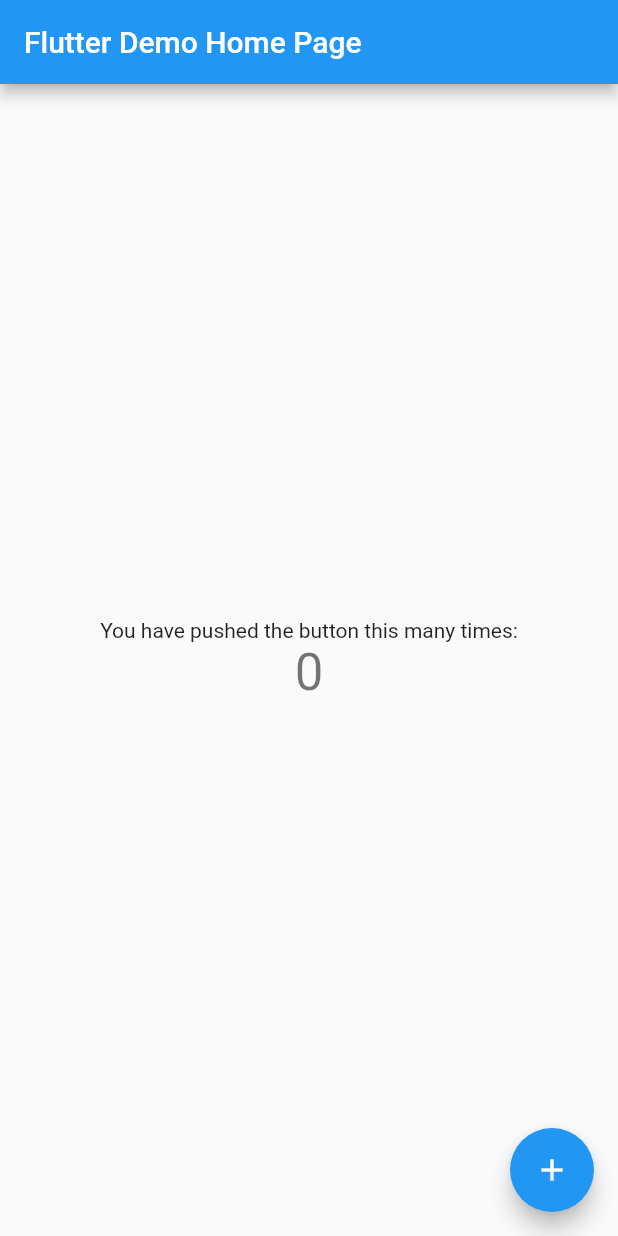
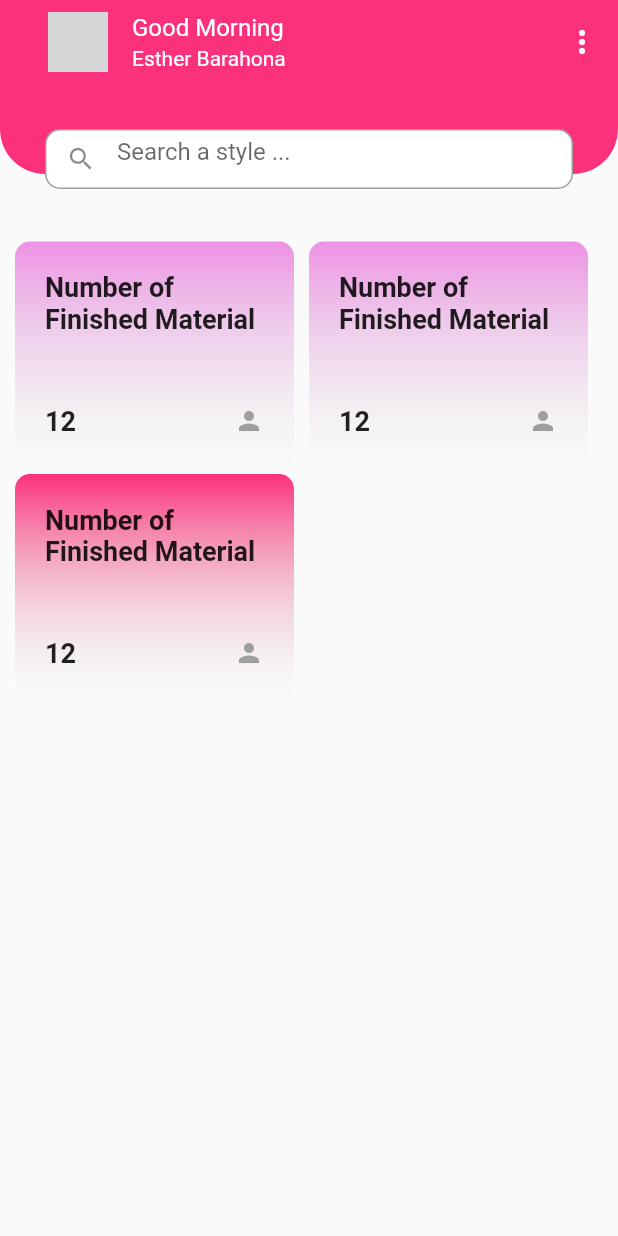
Before and after one commit to bayorwor/tailveng, a Flutter app: the screen it shows after launch, on a phone screen of 412 x 824 dp. Run offline on Flutter 3.47's test engine with Material 2 defaults, Android fonts, the phone set to English and light mode, and no system bars; network calls fail; Roboto replaces fonts that are missing (Montserrat); grey boxes are pictures that could not be loaded.

Commit message:
from mac

```diff
--- a/lib/main.dart
+++ b/lib/main.dart
@@ -1,115 +1,28 @@
 import 'package:flutter/material.dart';
+import 'package:tailveng/views/auth/login_view.dart';
+import 'package:tailveng/views/home_view.dart';
 
-void main() {
-  runApp(const MyApp());
+void main(List<String> args) {
+  runApp(TailVengApp());
 }
 
-class MyApp extends StatelessWidget {
-  const MyApp({Key? key}) : super(key: key);
+class TailVengApp extends StatelessWidget {
+  const TailVengApp({Key? key}) : super(key: key);
 
-  // This widget is the root of your application.
   @override
   Widget build(BuildContext context) {
     return MaterialApp(
-      title: 'Flutter Demo',
+      debugShowCheckedModeBanner: false,
+      title: "TailVeng",
       theme: ThemeData(
-        // This is the theme of your application.
-        //
-        // Try running your application with "flutter run". You'll see the
-        // application has a blue toolbar. Then, without quitting the app, try
-        // changing the primarySwatch below to Colors.green and then invoke
-        // "hot reload" (press "r" in the console where you ran "flutter run",
-        // or simply save your changes to "hot reload" in a Flutter IDE).
-        // Notice that the counter didn't reset back to zero; the application
-        // is not restarted.
-        primarySwatch: Colors.blue,
+        primaryColor: const Color(0xFFFC317B),
+        fontFamily: "Montserrat",
+        appBarTheme: AppBarTheme(
+          color: Color(0xFFFC317B),
+          elevation: 0,
+        ),
       ),
-      home: const MyHomePage(title: 'Flutter Demo Home Page'),
+      home: HomeView(),
     );
   }
 }
-
-class MyHomePage extends StatefulWidget {
-  const MyHomePage({Key? key, required this.title}) : super(key: key);
-
-  // This widget is the home page of your application. It is stateful, meaning
-  // that it has a State object (defined below) that contains fields that affect
-  // how it looks.
-
-  // This class is the configuration for the state. It holds the values (in this
-  // case the title) provided by the parent (in this case the App widget) and
-  // used by the build method of the State. Fields in a Widget subclass are
-  // always marked "final".
-
-  final String title;
-
-  @override
-  State<MyHomePage> createState() => _MyHomePageState();
-}
-
-class _MyHomePageState extends State<MyHomePage> {
-  int _counter = 0;
-
-  void _incrementCounter() {
-    setState(() {
-      // This call to setState tells the Flutter framework that something has
-      // changed in this State, which causes it to rerun the build method below
-      // so that the display can reflect the updated values. If we changed
-      // _counter without calling setState(), then the build method would not be
-      // called again, and so nothing would appear to happen.
-      _counter++;
-    });
-  }
-
-  @override
-  Widget build(BuildContext context) {
-    // This method is rerun every time setState is called, for instance as done
-    // by the _incrementCounter method above.
-    //
-    // The Flutter framework has been optimized to make rerunning build methods
-    // fast, so that you can just rebuild anything that needs updating rather
-    // than having to individually change instances of widgets.
-    return Scaffold(
-      appBar: AppBar(
-        // Here we take the value from the MyHomePage object that was created by
-        // the App.build method, and use it to set our appbar title.
-        title: Text(widget.title),
-      ),
-      body: Center(
-        // Center is a layout widget. It takes a single child and positions it
-        // in the middle of the parent.
-        child: Column(
-          // Column is also a layout widget. It takes a list of children and
-          // arranges them vertically. By default, it sizes itself to fit its
-          // children horizontally, and tries to be as tall as its parent.
-          //
-          // Invoke "debug painting" (press "p" in the console, choose the
-          // "Toggle Debug Paint" action from the Flutter Inspector in Android
-          // Studio, or the "Toggle Debug Paint" command in Visual Studio Code)
-          // to see the wireframe for each widget.
-          //
-          // Column has various properties to control how it sizes itself and
-          // how it positions its children. Here we use mainAxisAlignment to
-          // center the children vertically; the main axis here is the vertical
-          // axis because Columns are vertical (the cross axis would be
-          // horizontal).
-          mainAxisAlignment: MainAxisAlignment.center,
-          children: <Widget>[
-            const Text(
-              'You have pushed the button this many times:',
-            ),
-            Text(
-              '$_counter',
-              style: Theme.of(context).textTheme.headline4,
-            ),
-          ],
-        ),
-      ),
-      floatingActionButton: FloatingActionButton(
-        onPressed: _incrementCounter,
-        tooltip: 'Increment',
-        child: const Icon(Icons.add),
-      ), // This trailing comma makes auto-formatting nicer for build methods.
-    );
-  }
-}
--- /dev/null
+++ b/lib/views/home_view.dart
@@ -0,0 +1,155 @@
+import 'package:flutter/material.dart';
+
+class HomeView extends StatelessWidget {
+  const HomeView({Key? key}) : super(key: key);
+
+  @override
+  Widget build(BuildContext context) {
+    return Scaffold(
+        appBar: AppBar(
+          title: ListTile(
+            textColor: Colors.white,
+            leading: ClipRRect(
+                borderRadius: BorderRadius.circular(20),
+                child: Image.network(
+                  'https://t3.ftcdn.net/jpg/04/56/88/88/240_F_456888827_ChAcJFPecv4MW9srZ7ploxeHIfzU8Ypy.jpg',
+                  height: 40,
+                  width: 40,
+                )),
+            title: Text('Good Morning'),
+            subtitle: Text('Esther Barahona'),
+          ),
+          actions: [
+            IconButton(
+              icon: Icon(Icons.more_vert),
+              onPressed: () {},
+            ),
+          ],
+        ),
+        body: ListView(
+          children: [
+            Container(
+              child: Stack(children: [
+                Container(
+                  height: 60,
+                  width: MediaQuery.of(context).size.width,
+                  decoration: BoxDecoration(
+                    color: Color(0xFFFC317B),
+                    borderRadius: BorderRadius.only(
+                      bottomLeft: Radius.circular(30),
+                      bottomRight: Radius.circular(30),
+                    ),
+                  ),
+                ),
+                Container(
+                  height: 40,
+                  margin: EdgeInsets.all(30),
+                  decoration: BoxDecoration(
+                    borderRadius: BorderRadius.circular(10),
+                    color: Colors.white,
+                  ),
+                  child: TextField(
+                    decoration: InputDecoration(
+                      hintText: 'Search a style ...',
+                      prefixIcon: Icon(
+                        Icons.search,
+                        size: 20,
+                      ),
+                      border: OutlineInputBorder(
+                        borderRadius: BorderRadius.circular(10),
+                      ),
+                    ),
+                  ),
+                )
+              ]),
+            ),
+            Row(
+              children: [
+                HomeCard(
+                  title: 'Number of Finished Material',
+                  number: '12',
+                  fcolor: Color(0xFFED91E4),
+                  scolor: Color(0xDEDEDE),
+                ),
+                HomeCard(
+                  title: 'Number of Finished Material',
+                  number: '12',
+                  fcolor: Color(0xFFED91E4),
+                  scolor: Color(0xDEDEDE),
+                ),
+              ],
+            ),
+            Row(
+              children: [
+                HomeCard(
+                  title: 'Number of Finished Material',
+                  number: '12',
+                  fcolor: Color(0xFFFC317B),
+                  scolor: Color(0xDEDEDE),
+                ),
+              ],
+            )
+          ],
+        ));
+  }
+}
+
+class HomeCard extends StatelessWidget {
+  HomeCard({
+    Key? key,
+    required this.fcolor,
+    required this.scolor,
+    required this.title,
+    required this.number,
+  }) : super(key: key);
+
+  Color fcolor = Color(0xFFED91E4);
+  Color scolor = Color(0xDEDEDE);
+  final String title;
+  final String number;
+
+  @override
+  Widget build(BuildContext context) {
+    return Container(
+        margin: EdgeInsets.only(left: 10, top: 5),
+        padding: EdgeInsets.all(20),
+        height: 150,
+        width: MediaQuery.of(context).size.width / 2 - 20,
+        decoration: BoxDecoration(
+          borderRadius: BorderRadius.circular(10),
+          gradient: LinearGradient(
+            colors: [
+              fcolor,
+              scolor,
+            ],
+            begin: Alignment.topCenter,
+            end: Alignment.bottomCenter,
+          ),
+        ),
+        child: Column(
+          mainAxisAlignment: MainAxisAlignment.spaceBetween,
+          children: [
+            Text(title,
+                style: TextStyle(
+                  fontSize: 18,
+                  fontWeight: FontWeight.bold,
+                )),
+            Row(
+              mainAxisAlignment: MainAxisAlignment.spaceBetween,
+              children: [
+                Text(number,
+                    style: TextStyle(
+                      fontSize: 18,
+                      fontWeight: FontWeight.bold,
+                    )),
+                Icon(
+                  Icons.person,
+                  size: 20,
+                  color: Colors.grey,
+                )
+              ],
+            )
+          ],
+        ));
+  }
+}
```
Also changed, not shown: lib/views/auth/login_view.dart (added, +151 -0 lines), lib/views/auth/register_view.dart (added, +171 -0 lines), pubspec.yaml (+3 -5 lines), assets/logo.png (added), assets/logot.png (added), lib/views/auth/forget_password.dart (added), 1 other file.
